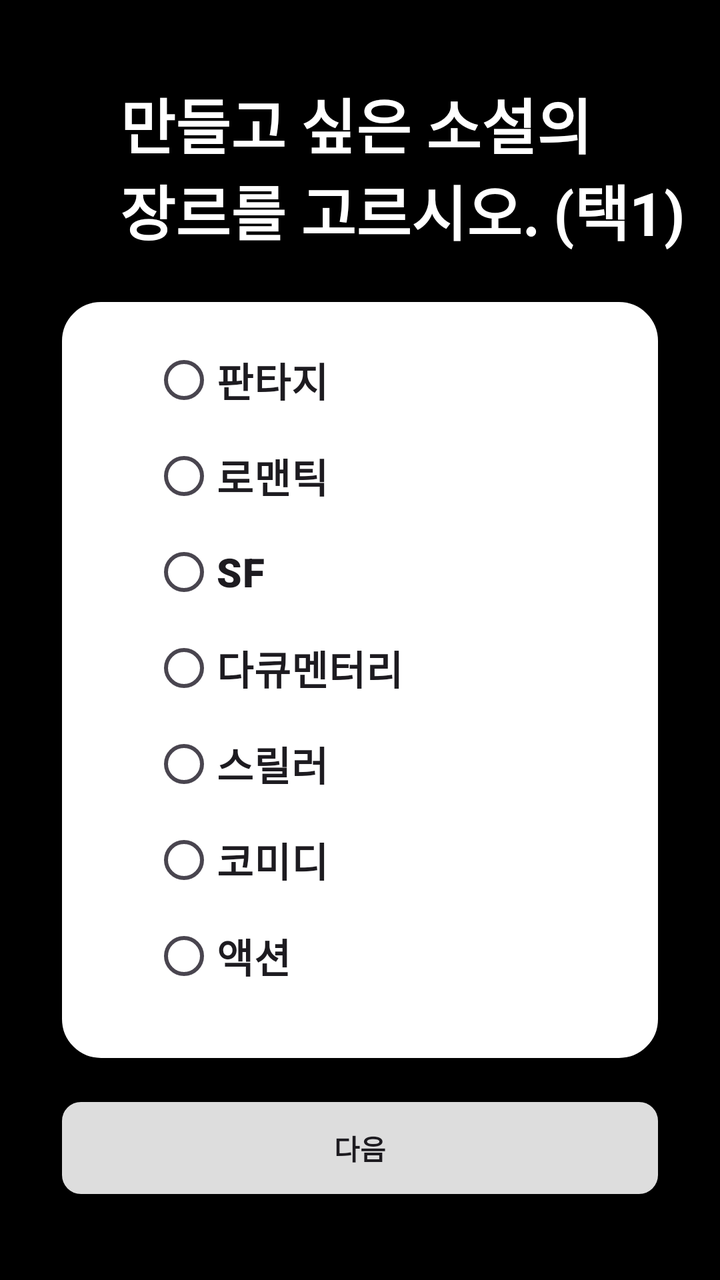
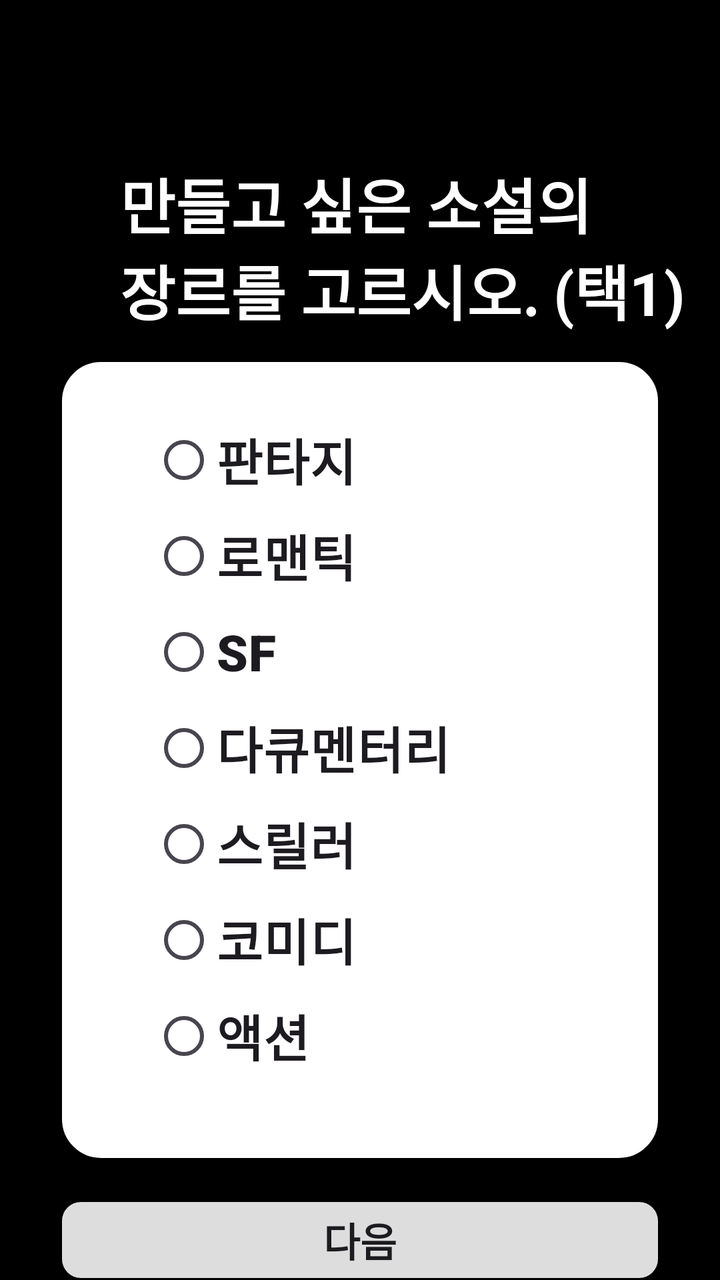

An Android layout rendered at two revisions. The XML below is the earlier revision; the diff shows what the commit changed to produce the second picture.
<!-- AndroidManifest.xml: application theme Theme.Material3.DayNight.NoActionBar -->
<!-- res/layout/activity_select_nov_genre.xml -->
<?xml version="1.0" encoding="utf-8"?>
<RelativeLayout xmlns:android="http://schemas.android.com/apk/res/android"
    android:layout_width="match_parent"
    android:layout_height="match_parent"
    android:background="#000000">

    
    <TextView
        android:id="@+id/text_title"
        android:layout_width="wrap_content"
        android:layout_height="wrap_content"
        android:text="만들고 싶은 소설의\n장르를 고르시오. (택1)"
        android:textColor="#FFFFFF"
        android:textSize="30dp"
        android:textStyle="bold"
        android:layout_marginTop="40dp"
        android:layout_marginStart="60dp"
        android:layout_marginBottom="24dp" />
    <View
        android:layout_width="300dp"
        android:layout_height="380dp"
        android:background="@drawable/rounded_button_3"
        android:layout_marginTop="150dp"
        android:layout_centerHorizontal="true"
        />

    <RadioGroup
        android:id="@+id/radioGroup_genre"
        android:layout_width="match_parent"
        android:layout_height="wrap_content"
        android:layout_alignParentEnd="true"
        android:layout_marginStart="60dp"
        android:layout_marginTop="150dp"
        android:layout_marginEnd="-1dp"
        android:layout_marginBottom="24dp"
        android:background="@android:color/transparent"
        android:elevation="2dp"
        android:orientation="vertical"
        android:padding="16dp">

        <RadioButton
            android:id="@+id/radio_fantasy"
            android:layout_width="wrap_content"
            android:layout_height="wrap_content"
            android:fontFamily="@font/spoqahansansneo_bold"
            android:text="판타지"
            android:textSize="20sp"
            android:textStyle="bold" />

        <RadioButton
            android:id="@+id/radio_romantic"
            android:layout_width="wrap_content"
            android:layout_height="wrap_content"
            android:fontFamily="@font/spoqahansansneo_bold"
            android:text="로맨틱"
            android:textSize="20sp"
            android:textStyle="bold" />

        <RadioButton
            android:id="@+id/radio_sf"
            android:layout_width="wrap_content"
            android:layout_height="wrap_content"
            android:fontFamily="sans-serif-black"
            android:text="SF"
            android:textSize="20sp"
            android:textStyle="bold" />

        <RadioButton
            android:id="@+id/radio_documentary"
            android:layout_width="wrap_content"
            android:layout_height="wrap_content"
            android:fontFamily="@font/spoqahansansneo_bold"
            android:text="다큐멘터리"
            android:textSize="20sp"
            android:textStyle="bold" />

        <RadioButton
            android:id="@+id/radio_thriller"
            android:layout_width="wrap_content"
            android:layout_height="wrap_content"
            android:fontFamily="@font/spoqahansansneo_bold"
            android:text="스릴러"
            android:textSize="20sp"
            android:textStyle="bold" />

        <RadioButton
            android:id="@+id/radio_comedy"
            android:layout_width="wrap_content"
            android:layout_height="wrap_content"
            android:fontFamily="@font/spoqahansansneo_bold"
            android:text="코미디"
            android:textSize="20sp"
            android:textStyle="bold" />

        <RadioButton
            android:id="@+id/radio_action"
            android:layout_width="wrap_content"
            android:layout_height="wrap_content"
            android:fontFamily="@font/spoqahansansneo_bold"
            android:text="액션"
            android:textSize="20sp"
            android:textStyle="bold" />
    </RadioGroup>

    <android.widget.Button
        android:id="@+id/button_next"
        android:layout_width="300dp"
        android:layout_height="48dp"
        android:text="다음"
        android:textStyle="bold"
        android:background="@drawable/rounded_button_4"
        android:layout_marginTop="550dp"
        android:layout_centerHorizontal="true"/>


</RelativeLayout>
<!-- resources referenced by this layout -->
<resources>
  <!-- drawable rounded_button_3 (drawable) -->
  <?xml version="1.0" encoding="utf-8"?>
  <shape xmlns:android="http://schemas.android.com/apk/res/android">
      <solid android:color="#ffffff"/> 
      <corners android:radius="20dp"/> 
      <stroke android:color="#000000" android:width="1dp"/> 
  </shape>
  <!-- drawable rounded_button_4 (drawable) -->
  <?xml version="1.0" encoding="utf-8"?>
  <shape xmlns:android="http://schemas.android.com/apk/res/android">
      <solid android:color="#DDDDDD"/> 
      <corners android:radius="10dp"/> 
      <stroke android:color="#000000" android:width="1dp"/> 
  </shape>
</resources>

<!-- the commit's change to res/layout/activity_select_nov_genre.xml (unified diff, before → after) -->
@@ -13,14 +13,14 @@
         android:textColor="#FFFFFF"
         android:textSize="30dp"
         android:textStyle="bold"
-        android:layout_marginTop="40dp"
+        android:layout_marginTop="80dp"
         android:layout_marginStart="60dp"
         android:layout_marginBottom="24dp" />
     <View
         android:layout_width="300dp"
-        android:layout_height="380dp"
+        android:layout_height="400dp"
         android:background="@drawable/rounded_button_3"
-        android:layout_marginTop="150dp"
+        android:layout_marginTop="180dp"
         android:layout_centerHorizontal="true"
         />
 
@@ -30,7 +30,7 @@
         android:layout_height="wrap_content"
         android:layout_alignParentEnd="true"
         android:layout_marginStart="60dp"
-        android:layout_marginTop="150dp"
+        android:layout_marginTop="190dp"
         android:layout_marginEnd="-1dp"
         android:layout_marginBottom="24dp"
         android:background="@android:color/transparent"
@@ -44,7 +44,7 @@
             android:layout_height="wrap_content"
             android:fontFamily="@font/spoqahansansneo_bold"
             android:text="판타지"
-            android:textSize="20sp"
+            android:textSize="25sp"
             android:textStyle="bold" />
 
         <RadioButton
@@ -53,7 +53,7 @@
             android:layout_height="wrap_content"
             android:fontFamily="@font/spoqahansansneo_bold"
             android:text="로맨틱"
-            android:textSize="20sp"
+            android:textSize="25sp"
             android:textStyle="bold" />
 
         <RadioButton
@@ -62,7 +62,7 @@
             android:layout_height="wrap_content"
             android:fontFamily="sans-serif-black"
             android:text="SF"
-            android:textSize="20sp"
+            android:textSize="25sp"
             android:textStyle="bold" />
 
         <RadioButton
@@ -71,7 +71,7 @@
             android:layout_height="wrap_content"
             android:fontFamily="@font/spoqahansansneo_bold"
             android:text="다큐멘터리"
-            android:textSize="20sp"
+            android:textSize="25sp"
             android:textStyle="bold" />
 
         <RadioButton
@@ -80,7 +80,7 @@
             android:layout_height="wrap_content"
             android:fontFamily="@font/spoqahansansneo_bold"
             android:text="스릴러"
-            android:textSize="20sp"
+            android:textSize="25sp"
             android:textStyle="bold" />
 
         <RadioButton
@@ -89,7 +89,7 @@
             android:layout_height="wrap_content"
             android:fontFamily="@font/spoqahansansneo_bold"
             android:text="코미디"
-            android:textSize="20sp"
+            android:textSize="25sp"
             android:textStyle="bold" />
 
         <RadioButton
@@ -98,18 +98,19 @@
             android:layout_height="wrap_content"
             android:fontFamily="@font/spoqahansansneo_bold"
             android:text="액션"
-            android:textSize="20sp"
+            android:textSize="25sp"
             android:textStyle="bold" />
     </RadioGroup>
 
     <android.widget.Button
         android:id="@+id/button_next"
         android:layout_width="300dp"
-        android:layout_height="48dp"
+        android:layout_height="60dp"
         android:text="다음"
+        android:textSize="20dp"
         android:textStyle="bold"
         android:background="@drawable/rounded_button_4"
-        android:layout_marginTop="550dp"
+        android:layout_marginTop="600dp"
         android:layout_centerHorizontal="true"/>
 
 
